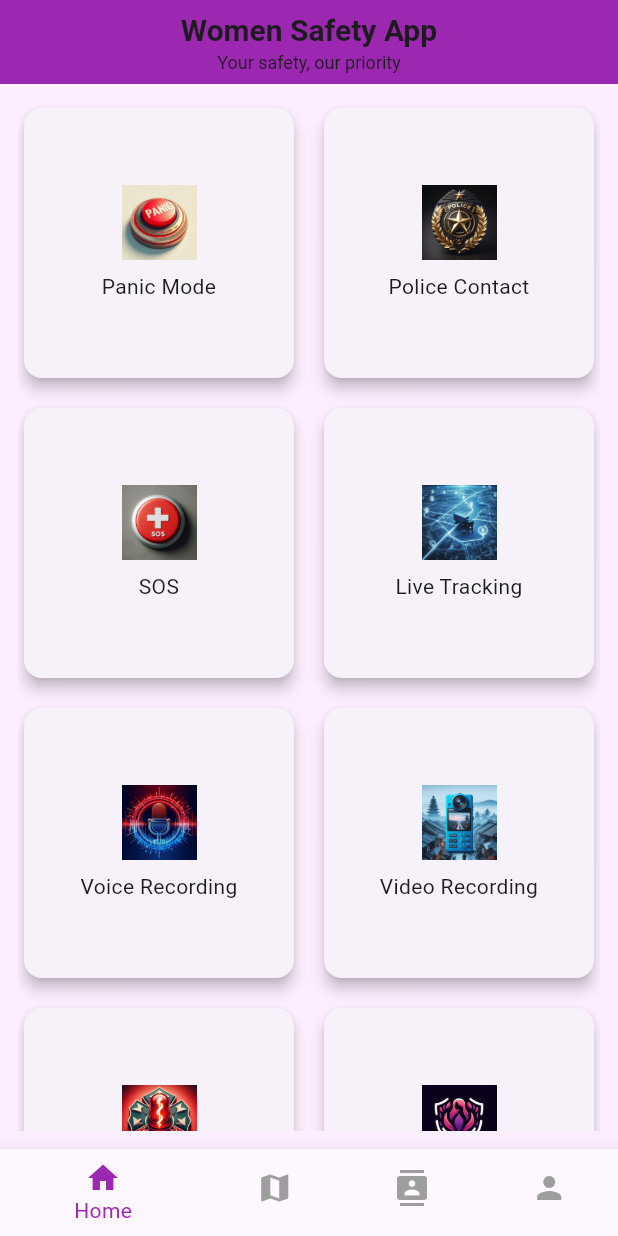
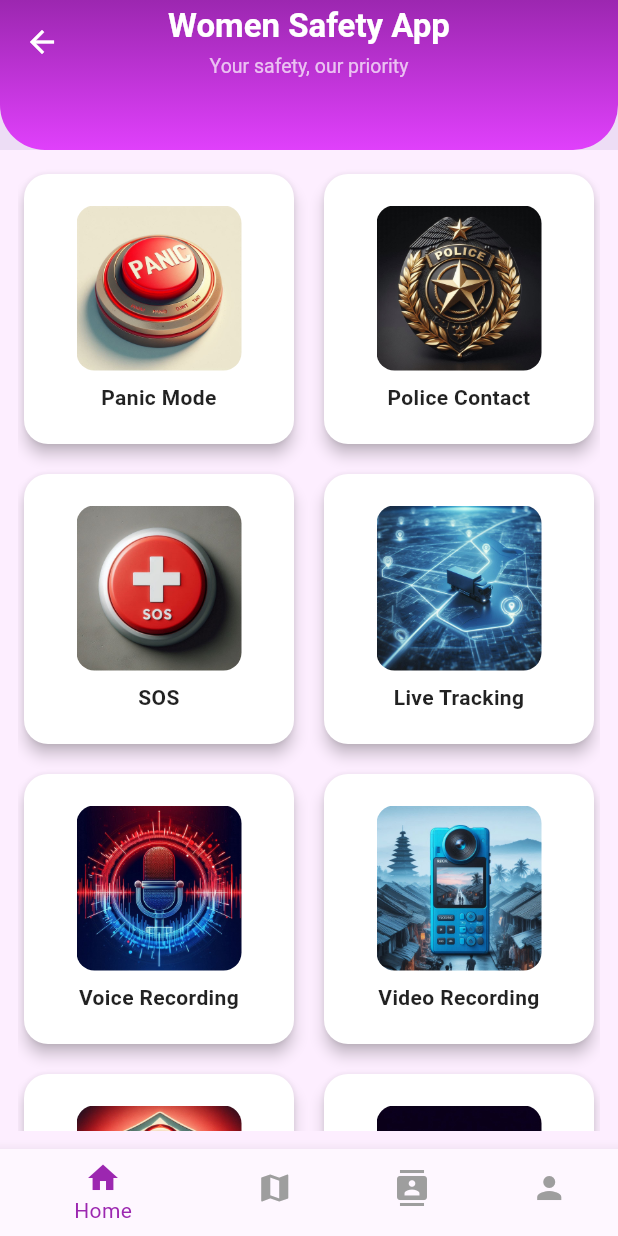
Before and after one commit to Lucky-chelani/veerangana_app, a Flutter app: the HomeScreen screen opened directly, on a phone screen of 412 x 824 dp. Run offline on Flutter 3.47's test engine with Material 3 defaults, Android fonts, the phone set to English and light mode, and no system bars; our stand-ins replace cloud_firestore, firebase_auth, firebase_core, flutter_contacts, google_maps_flutter, permission_handler; accounts and stored records are empty.

Commit message:
updated homescreen

```diff
--- a/lib/screens/home_screen.dart
+++ b/lib/screens/home_screen.dart
@@ -34,45 +34,134 @@ class _HomeScreenState extends State<HomeScreen> {
     }
   }
 
+  // Widget buildGridButton(String label, String assetPath, VoidCallback onTap) {
+  //   return GestureDetector(
+  //     onTap: onTap,
+  //     child: Card(
+  //       elevation: 4,
+  //       child: Column(
+  //         mainAxisAlignment: MainAxisAlignment.center,
+  //         children: [
+  //           Image.asset(assetPath, height: 100),
+  //           const SizedBox(height: 8),
+  //           Text(label, textAlign: TextAlign.center),
+  //         ],
+  //       ),
+  //     ),
+  //   );
+  // }
 Widget buildGridButton(String label, String assetPath, VoidCallback onTap) {
   return GestureDetector(
     onTap: onTap,
     child: Card(
+      shape: RoundedRectangleBorder(borderRadius: BorderRadius.circular(16)),
+      color: Colors.white,
       elevation: 4,
+      child: Padding(
+        padding: const EdgeInsets.symmetric(vertical: 20.0, horizontal: 10),
         child: Column(
           mainAxisAlignment: MainAxisAlignment.center,
           children: [
-            Image.asset(assetPath, height: 50),
+            ClipRRect(
+              borderRadius: BorderRadius.circular(12), // Adjust this for more/less roundness
+              child: Image.asset(
+                assetPath,
+                height: 110,
+                width: 110,
+                fit: BoxFit.cover,
+              ),
+            ),
+            // Image.asset(assetPath, height: 100, width: 100, fit: BoxFit.cover),
             const SizedBox(height: 8),
-            Text(label, textAlign: TextAlign.center),
+            Text(
+              label,
+              textAlign: TextAlign.center,
+              style: const TextStyle(
+                fontSize: 14,
+                fontWeight: FontWeight.w600,
+                color: Colors.black87,
+              ),
+            ),
           ],
+        ),
       ),
     ),
   );
 }
 
+
   @override
   Widget build(BuildContext context) {
     return Scaffold(
       backgroundColor: const Color(0xFFFDEEFF),
-      appBar: AppBar(
-        backgroundColor: Colors.purple,
+      //appbar
+      appBar: PreferredSize(
+  preferredSize: const Size.fromHeight(100),
+  child: AppBar(
+    elevation: 6,
+    backgroundColor: Colors.transparent,
+    flexibleSpace: Container(
+      decoration: const BoxDecoration(
+        gradient: LinearGradient(
+          colors: [Color(0xFF9C27B0), Color(0xFFE040FB)],
+          begin: Alignment.topCenter,
+          end: Alignment.bottomCenter,
+        ),
+        borderRadius: BorderRadius.vertical(
+          bottom: Radius.circular(30),
+        ),
+      ),
+    ),
     centerTitle: true,
     title: Column(
-          crossAxisAlignment: CrossAxisAlignment.center,
+      mainAxisAlignment: MainAxisAlignment.center,
       children: const [
         Text(
           "Women Safety App",
-              style: TextStyle(fontSize: 20, fontWeight: FontWeight.bold),
+          style: TextStyle(
+            fontSize: 22,
+            fontWeight: FontWeight.bold,
+            color: Colors.white,
           ),
-            SizedBox(height: 2),
+        ),
+        SizedBox(height: 4),
         Text(
           "Your safety, our priority",
-              style: TextStyle(fontSize: 12, fontWeight: FontWeight.w400),
+          style: TextStyle(
+            fontSize: 13,
+            fontWeight: FontWeight.w400,
+            color: Colors.white70,
+          ),
         ),
       ],
     ),
+    leading: IconButton(
+      icon: const Icon(Icons.arrow_back, color: Colors.white),
+      onPressed: () {
+        // Add navigation logic
+      },
     ),
+  ),
+),
+
+      // appBar: AppBar(
+      //   backgroundColor: Colors.purple,
+      //   centerTitle: true,
+      //   title: Column(
+      //     crossAxisAlignment: CrossAxisAlignment.center,
+      //     children: const [
+      //       Text(
+      //         "Women Safety App",
+      //         style: TextStyle(fontSize: 20, fontWeight: FontWeight.bold),
+      //       ),
+      //       SizedBox(height: 2),
+      //       Text(
+      //         "Your safety, our priority",
+      //         style: TextStyle(fontSize: 12, fontWeight: FontWeight.w400),
+      //       ),
+      //     ],
+      //   ),
+      // ),
       body: Padding(
         padding: const EdgeInsets.all(12.0),
         child: GridView.count(
```
Lines whose indentation alone changed are shown as unchanged.
